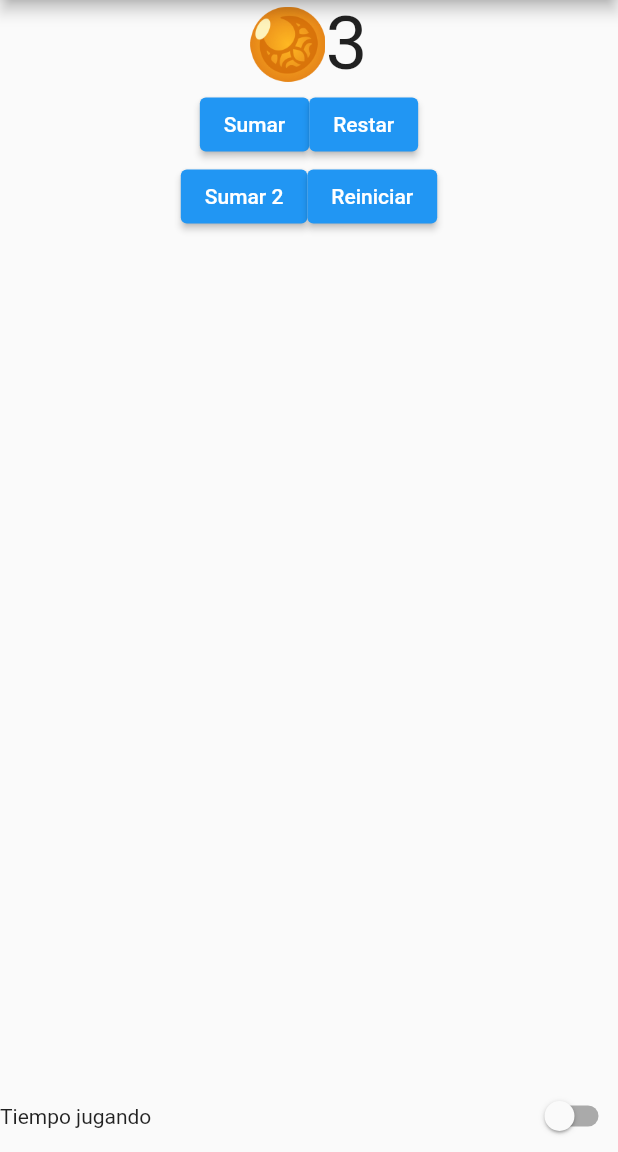
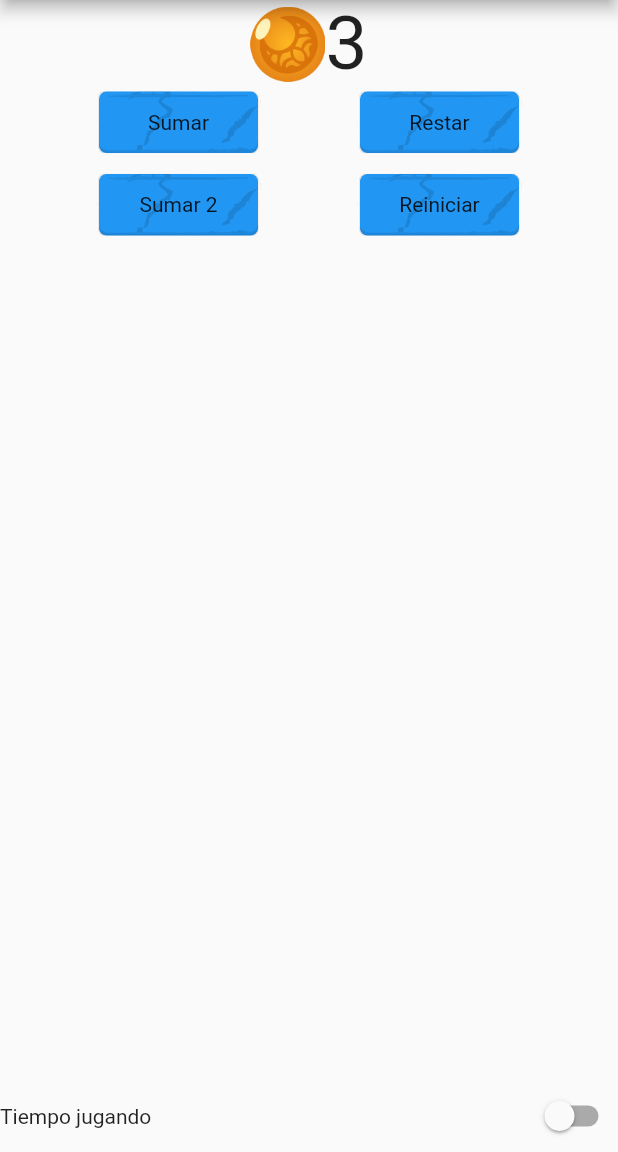
Before and after one commit to alejandrogiubel/axie_counter_desktop, a Flutter app: the screen it shows after launch, on a phone screen of 412 x 824 dp, the part 84-1236 px from its top. Run offline on Flutter 3.47's test engine with Material 2 defaults, Android fonts, the phone set to English and light mode, and no system bars; our stand-ins replace animated_theme_switcher, flutter_svg; missing offline and left inert: window_manager.

Commit message:
Axie buttons done

```diff
--- a/lib/home.dart
+++ b/lib/home.dart
@@ -53,7 +53,7 @@ class _HomeState extends State<Home> {
             ),
             Row(
               crossAxisAlignment: CrossAxisAlignment.center,
-              mainAxisAlignment: MainAxisAlignment.center,
+              mainAxisAlignment: MainAxisAlignment.spaceEvenly,
               children: [
                 AxieButton(
                   title: 'Sumar',
@@ -71,9 +71,10 @@ class _HomeState extends State<Home> {
                 ),
               ],
             ),
+            SizedBox(height: 10,),
             Row(
               crossAxisAlignment: CrossAxisAlignment.center,
-              mainAxisAlignment: MainAxisAlignment.center,
+              mainAxisAlignment: MainAxisAlignment.spaceEvenly,
               children: [
                 AxieButton(
                   title: 'Sumar 2',
--- a/lib/widgets/axie_button.dart
+++ b/lib/widgets/axie_button.dart
@@ -1,18 +1,49 @@
 import 'package:flutter/material.dart';
+import 'package:flutter_svg/flutter_svg.dart';
 
 class AxieButton extends StatelessWidget {
   const AxieButton({
     required this.title,
+    this.color = Colors.blue,
     this.onPress,
     Key? key}) : super(key: key);
   final String title;
   final Function()? onPress;
+  final Color color;
 
   @override
   Widget build(BuildContext context) {
-    return ElevatedButton(
-      onPressed: onPress,
-      child: Text(title)
-    );
+    return SizedBox(
+      width: 110,
+      height: 45,
+      child: Stack(
+        children: [
+          Padding(
+            padding: const EdgeInsets.all(2),
+            child: Container(
+              decoration: BoxDecoration(
+                color: color,
+                borderRadius: BorderRadius.circular(5)
+              ),
+            ),
+          ),
+          SvgPicture.asset(
+            'assets/axie_button.svg',
+            color: Colors.black12,
+          ),
+          Center(child: Text(title)),
+          Padding(
+            padding: const EdgeInsets.all(2),
+            child: Material(
+              color: Colors.transparent,
+              child: InkWell(
+                borderRadius: BorderRadius.circular(5),
+                onTap: onPress,
+              ),
+            ),
+          )
+        ],
+      ),
+    )    ;
   }
 }
--- a/pubspec.yaml
+++ b/pubspec.yaml
@@ -31,6 +31,7 @@ dependencies:
     sdk: flutter
   window_manager: ^0.0.5
   animated_theme_switcher: "^2.0.1"
+  flutter_svg: ^0.23.0+1
 
 
 
```
Also changed, not shown: assets/axie_button.svg (added), pubspec.lock.
